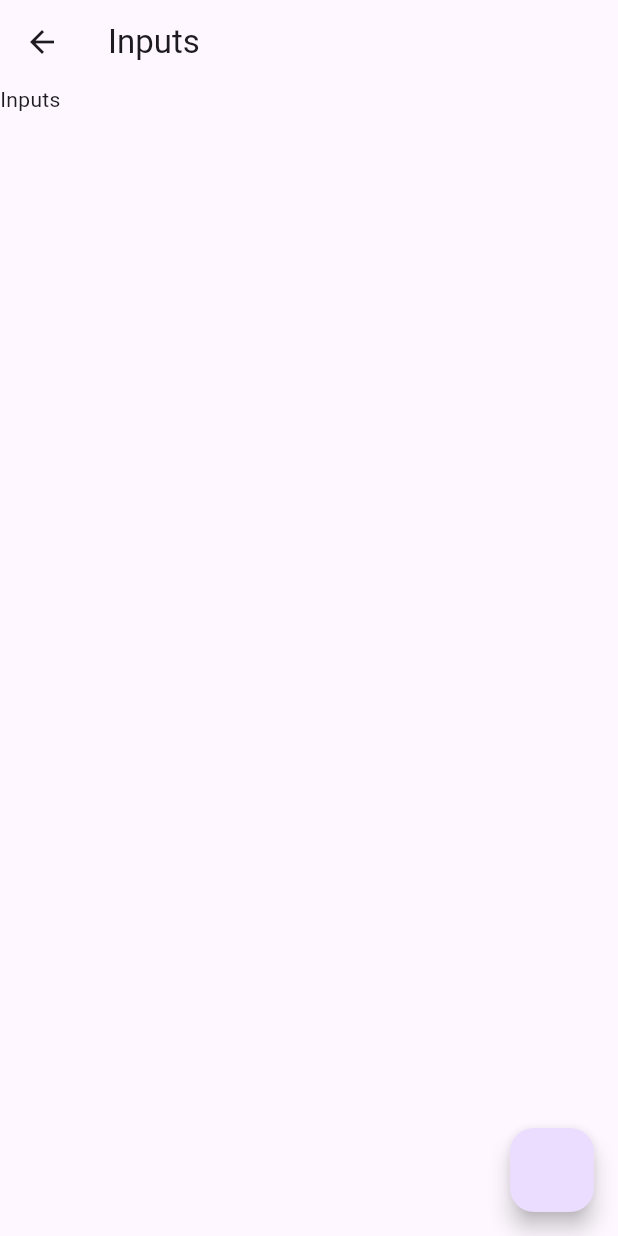
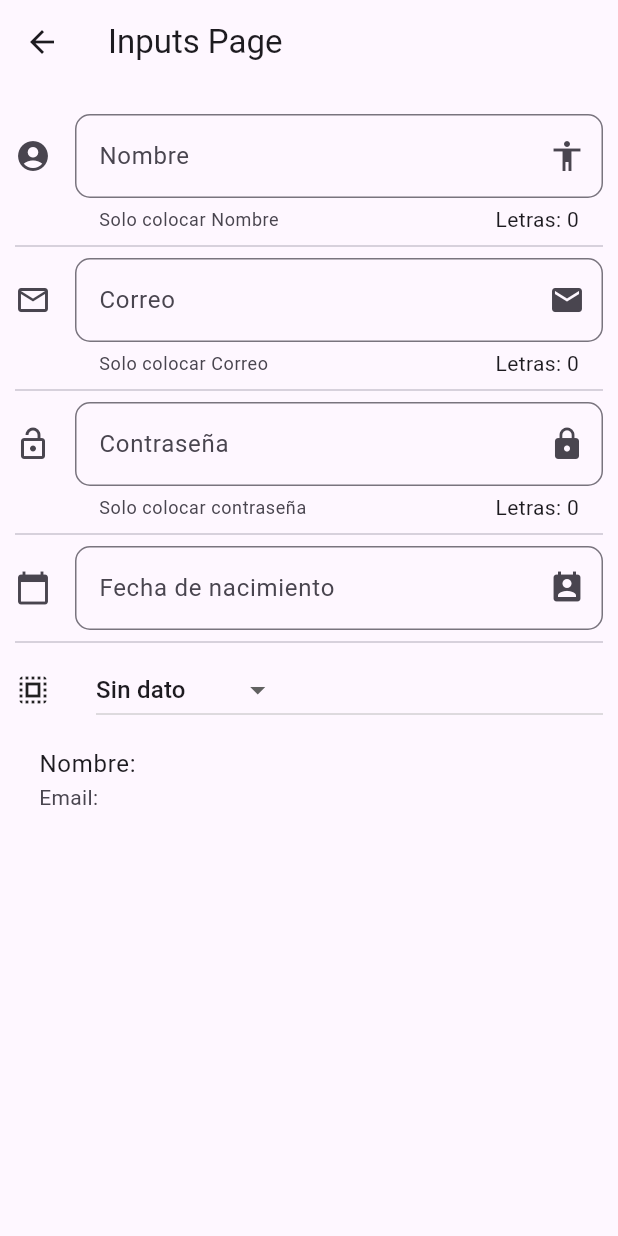
Before and after one commit to linearesdiego/flutter-universidad, a Flutter app: the screen it shows after launch, after a tap on "Inputs", on a phone screen of 412 x 824 dp. Run offline on Flutter 3.47's test engine with Material 3 defaults, Android fonts, the phone set to English and light mode, and no system bars; network calls fail.

Commit message:
feat: agregando mas componentes

```diff
--- a/app_components/lib/src/app.dart
+++ b/app_components/lib/src/app.dart
@@ -1,7 +1,7 @@
 import 'package:flutter/material.dart';
+import 'package:flutter_localizations/flutter_localizations.dart';
 
 import 'routes/routes.dart';
-
 
 class MainApp extends StatelessWidget {
   const MainApp({super.key});
@@ -12,6 +12,16 @@ class MainApp extends StatelessWidget {
       debugShowCheckedModeBanner: false,
       initialRoute: '/',
       routes: getAplicationsRoutes(),
+
+      localizationsDelegates: const [
+        GlobalMaterialLocalizations.delegate,
+        GlobalWidgetsLocalizations.delegate,
+        GlobalCupertinoLocalizations.delegate,
+      ],
+      supportedLocales: const [
+        Locale('en'), // English
+        Locale('es'), // Spanish
+      ],
     );
   }
 }
--- a/app_components/lib/src/pages/inputs_page.dart
+++ b/app_components/lib/src/pages/inputs_page.dart
@@ -1,18 +1,161 @@
 import 'package:flutter/material.dart';
 
-class InputsPage extends StatelessWidget {
+class InputsPage extends StatefulWidget {
   const InputsPage({super.key});
 
   @override
+  State<InputsPage> createState() => _InputsPageState();
+}
+
+class _InputsPageState extends State<InputsPage> {
+  String _nombre = '';
+  String _email = '';
+  String _fecha = '';
+  List<String> _profesiones=['Sin dato',
+    'Contador',
+    'Abogado',
+    'Ingeniero',
+    'Periodista',
+    'Programador'];
+    String opcionesSeleccionada='Sin dato';
+  TextEditingController _inputFieldController = TextEditingController();
+  @override
   Widget build(BuildContext context) {
     return Scaffold(
-      appBar: AppBar(title: Text("Inputs")),
-      body:Text("Inputs"),
-      floatingActionButton: FloatingActionButton(
-        onPressed: () {
-          Navigator.pop(context);
-        },
+      appBar: AppBar(title: Text("Inputs Page")),
+      body: ListView(
+        padding: EdgeInsets.symmetric(horizontal: 10, vertical: 20),
+        children: [
+          _crearinput(),
+          Divider(),
+          _crearinputEmail(),
+          Divider(),
+          _crearinputPassword(),
+          Divider(),
+          _crearFecha(),
+          Divider(),
+          _crearDropDown(),
+          _crearPersona(),
+        ],
       ),
     );
   }
+
+  Widget _crearinput() {
+    return TextField(
+      textCapitalization: TextCapitalization.sentences,
+      decoration: InputDecoration(
+        border: OutlineInputBorder(borderRadius: BorderRadius.circular(10)),
+        counter: Text('Letras: ${_nombre.length}'),
+        hintText: 'Nombre de la persona',
+        labelText: 'Nombre',
+        helperText: 'Solo colocar Nombre',
+        suffixIcon: Icon(Icons.accessibility),
+        icon: Icon(Icons.account_circle),
+      ),
+      onChanged: (valor) {
+        setState(() {
+          _nombre = valor;
+        });
+      },
+    );
+  }
+
+  Widget _crearinputEmail() {
+    return TextField(
+      keyboardType: TextInputType.emailAddress,
+      textCapitalization: TextCapitalization.sentences,
+      decoration: InputDecoration(
+        border: OutlineInputBorder(borderRadius: BorderRadius.circular(10)),
+        counter: Text('Letras: ${_nombre.length}'),
+        hintText: 'Correo de la persona',
+        labelText: 'Correo',
+        helperText: 'Solo colocar Correo',
+        suffixIcon: Icon(Icons.email),
+        icon: Icon(Icons.email_outlined),
+      ),
+      onChanged: (valor) {
+        setState(() {
+          _email = valor;
+        });
+      },
+    );
+  }
+
+  Widget _crearinputPassword() {
+    return TextField(
+      obscureText: true,
+      textCapitalization: TextCapitalization.sentences,
+      decoration: InputDecoration(
+        border: OutlineInputBorder(borderRadius: BorderRadius.circular(10)),
+        counter: Text('Letras: ${_nombre.length}'),
+        hintText: 'Contraseña',
+        labelText: 'Contraseña',
+        helperText: 'Solo colocar contraseña',
+        suffixIcon: Icon(Icons.lock),
+        icon: Icon(Icons.lock_open_outlined),
+      ),
+    );
+  }
+
+  Widget _crearFecha() {
+    return TextField(
+      enableInteractiveSelection: false,
+      controller: _inputFieldController,
+      decoration: InputDecoration(
+        border: OutlineInputBorder(borderRadius: BorderRadius.circular(10.0)),
+        hintText: 'Fecha de nacimiento',
+        labelText: 'Fecha de nacimiento',
+        suffixIcon: const Icon(Icons.perm_contact_calendar),
+        icon: const Icon(Icons.calendar_today),
+      ),
+
+      onTap: () {
+        FocusScope.of(context).requestFocus(FocusNode());
+        _selectDate(context);
+      },
+    );
+  }
+
+  _selectDate(BuildContext context) async {
+    DateTime? calendario = await showDatePicker(
+      context: context,
+      initialDate: DateTime.now(),
+      firstDate: DateTime(2018),
+      lastDate: DateTime.now(),
+    );
+
+    if (calendario != null) {
+      setState(() {
+        _fecha = calendario.toString();
+        _inputFieldController.text = _fecha;
+      });
+    }
+  }
+
+  List<DropdownMenuItem<String>> getOpciones(){
+    return _profesiones.map((profesion) {
+      return DropdownMenuItem(value: profesion, child: Text(profesion));
+       }
+    ).toList();
+  }
+  Widget _crearDropDown(){
+    return Row(
+      children: [
+        Icon(Icons.select_all),
+        SizedBox(width: 30.0,),
+        Expanded(child:DropdownButton(items: getOpciones(), value:opcionesSeleccionada ,onChanged: (valor)=> {
+          setState(() {
+            opcionesSeleccionada=valor.toString();
+          })
+        }))
+      ],
+    );
+  }
+  Widget _crearPersona() {
+    return ListTile(
+      title: Text("Nombre: $_nombre"),
+      subtitle: Text("Email: $_email"),
+    );
+  }
 }
--- a/app_components/pubspec.yaml
+++ b/app_components/pubspec.yaml
@@ -8,6 +8,8 @@ environment:
 
 dependencies:
   flutter:
+    sdk: flutter
+  flutter_localizations:
     sdk: flutter
 
 dev_dependencies:
```
